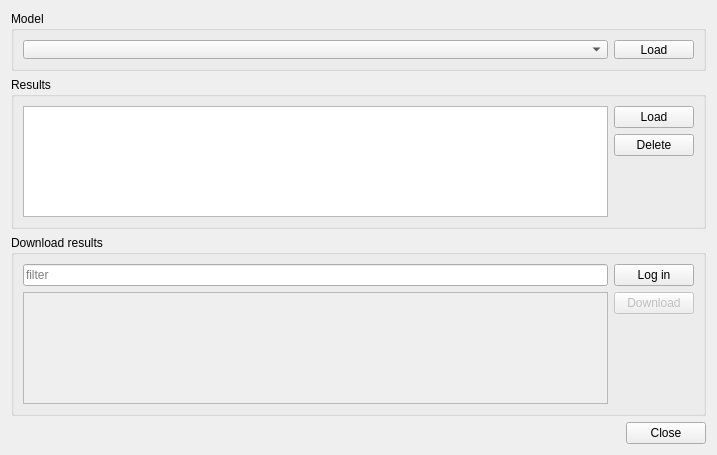
This is ui/threedi_result_selection_dialog.ui in nens/threedi-results-analysis as Qt 5 draws it before an edit. The edited form follows.
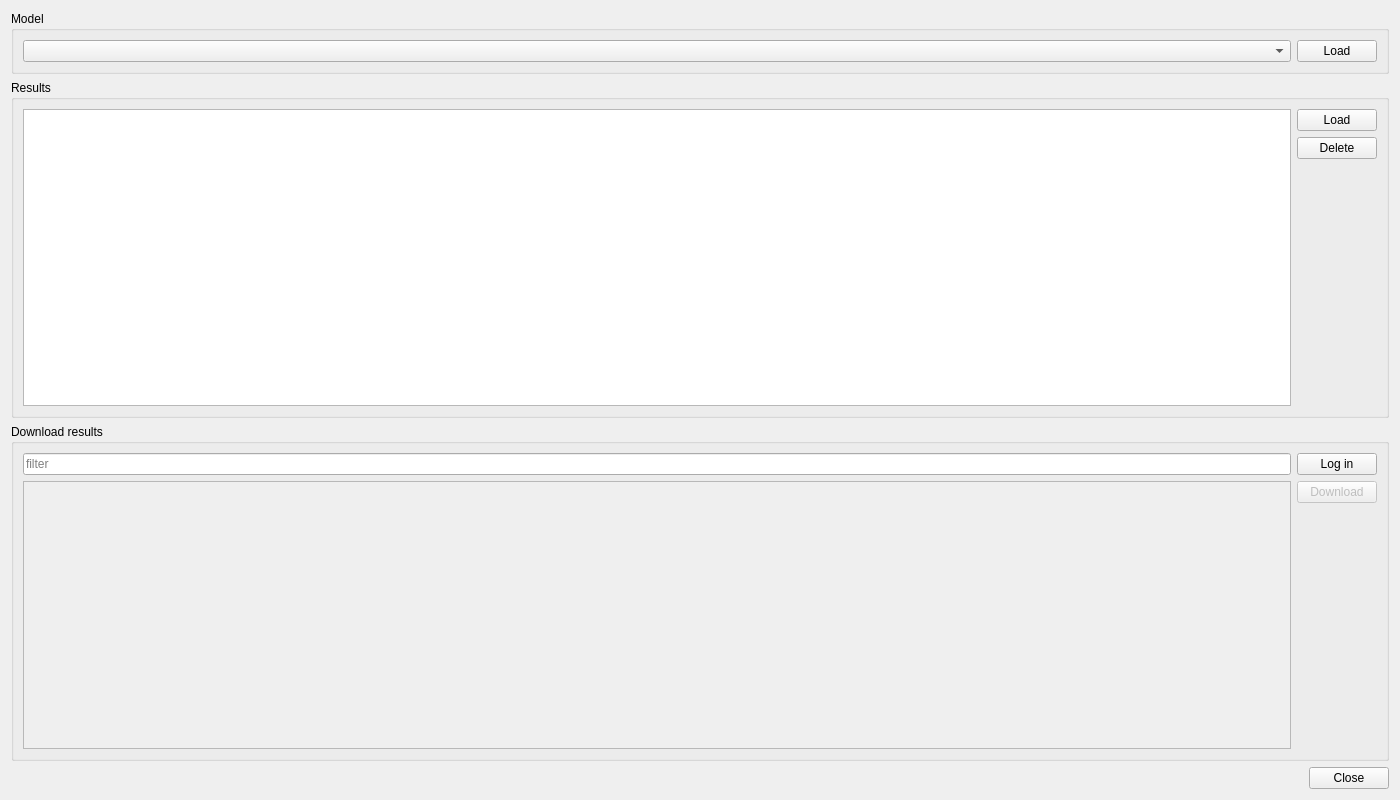
This is the edited form. Custom widgets are drawn as their Qt base class.

Commit message: expand some widgets to avoid overlapping buttons

Patch:
```diff
--- a/ui/threedi_result_selection_dialog.ui
+++ b/ui/threedi_result_selection_dialog.ui
@@ -6,8 +6,8 @@
    <rect>
     <x>0</x>
     <y>0</y>
-    <width>717</width>
-    <height>455</height>
+    <width>1400</width>
+    <height>800</height>
    </rect>
   </property>
   <property name="windowTitle">
```
The commit also changes 6 other files.
